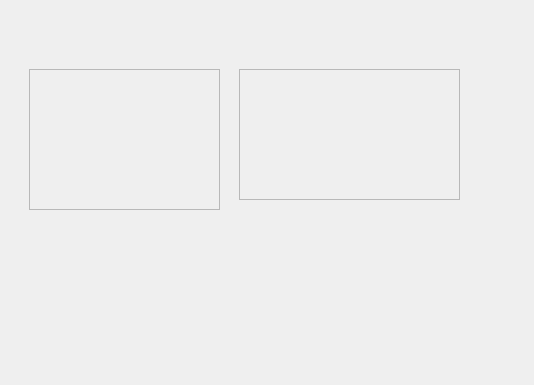
mihaitudor17/One-Drive, file OneDrive/OneDrive/Account.ui: the form before one commit.
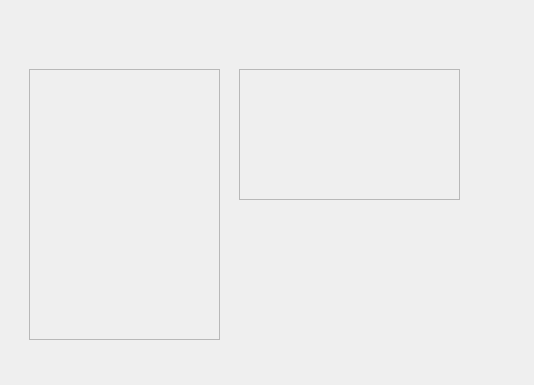
The form after the commit.

The edit to the form file:
```diff
--- a/OneDrive/OneDrive/Account.ui
+++ b/OneDrive/OneDrive/Account.ui
@@ -19,7 +19,7 @@
      <x>29</x>
      <y>69</y>
      <width>191</width>
-     <height>141</height>
+     <height>271</height>
     </rect>
    </property>
    <property name="frameShape">
```
